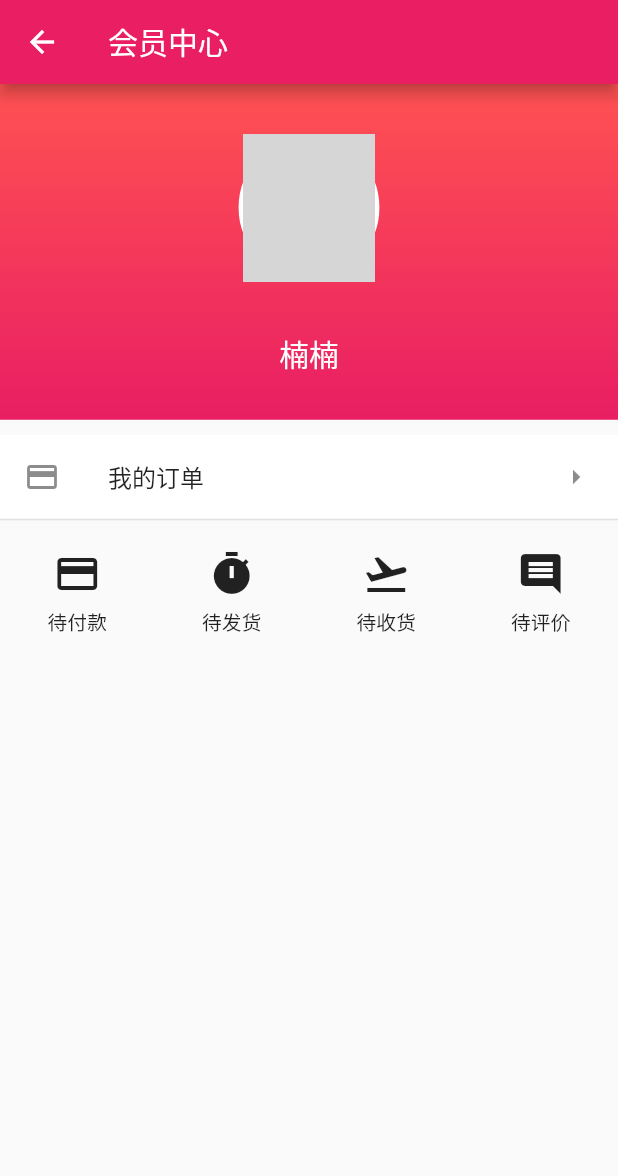
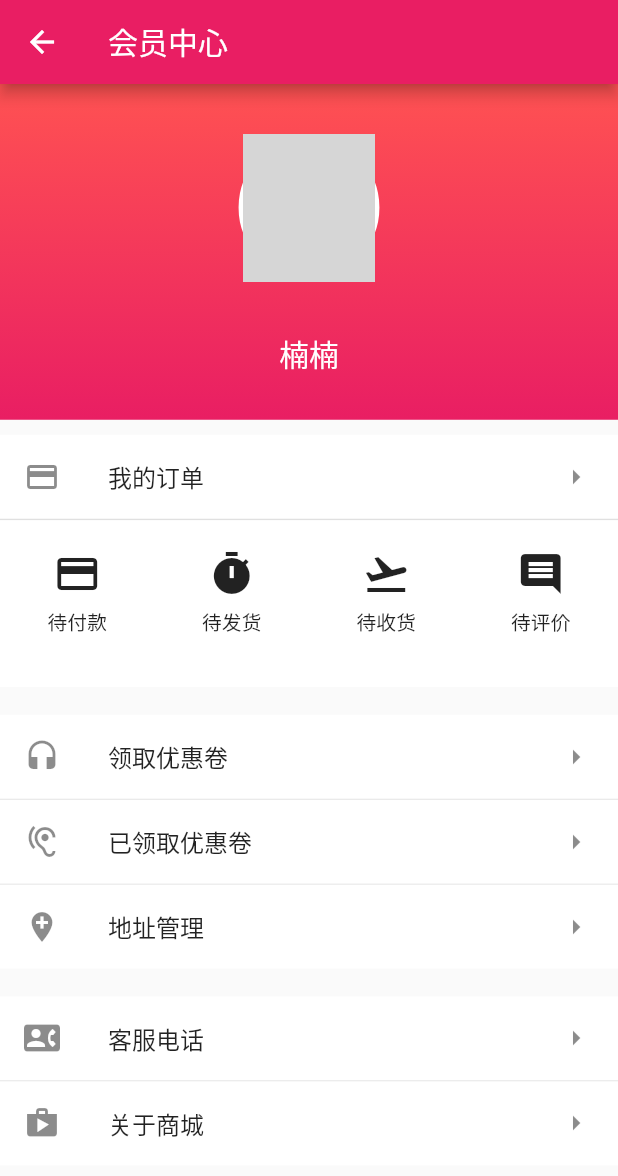
Before and after one commit to maoai-xianyu/flutter_shop_mall, a Flutter app: the MemberPage screen opened directly, on a phone screen of 412 x 824 dp. Shown: the top 1176 px of the screen. Run offline on Flutter 3.47's test engine with Material 2 defaults, Android fonts, the phone set to English and light mode, and no system bars; our stand-ins replace dio, fluro, flutter_easyrefresh, flutter_html, flutter_screenutil, flutter_swiper and 2 more; missing offline and left inert: provide; accounts and stored records are empty; network calls fail; statements that could not run were skipped; grey boxes are pictures that could not be loaded.

Commit message:
## 第66节:会员中心_编写ListTile的通用方法

```diff
--- a/lib/pages/member_page.dart
+++ b/lib/pages/member_page.dart
@@ -1,7 +1,9 @@
 import 'package:flutter/material.dart';
+import 'member_page/member_common_tap.dart';
 import 'member_page/member_header.dart';
 import 'member_page/order_detail.dart';
 import 'member_page/order_detail_tap.dart';
+import 'package:flutter_screenutil/flutter_screenutil.dart';
 
 class MemberPage extends StatelessWidget {
   @override
@@ -15,6 +17,35 @@ class MemberPage extends StatelessWidget {
           MemberHeader(),
           OrderDetail(),
           OrderDetailTap(),
+          SizedBox(
+            height: ScreenUtil().setHeight(30),
+          ),
+          MemberCommonTap(Icons.headset, '领取优惠卷', '', '1', false),
+          SizedBox(
+            height: ScreenUtil().setHeight(1),
+            child: Container(
+              color: Colors.black12,
+            ),
+          ),
+          MemberCommonTap(Icons.hearing, '已领取优惠卷', '', '2', false),
+          SizedBox(
+            height: ScreenUtil().setHeight(1),
+            child: Container(
+              color: Colors.black12,
+            ),
+          ),
+          MemberCommonTap(Icons.add_location, '地址管理', '', '3', false),
+          SizedBox(
+            height: ScreenUtil().setHeight(30),
+          ),
+          MemberCommonTap(Icons.contact_phone, '客服电话', '0392-8800315', '4', true),
+          SizedBox(
+            height: ScreenUtil().setHeight(1),
+            child: Container(
+              color: Colors.black12,
+            ),
+          ),
+          MemberCommonTap(Icons.shop, '关于商城', '', '5', false),
         ],
       ),
     );
--- /dev/null
+++ b/lib/pages/member_page/member_common_tap.dart
@@ -0,0 +1,42 @@
+import 'package:flutter/material.dart';
+
+class MemberCommonTap extends StatelessWidget {
+  final IconData icon;
+  final String title;
+  final String subTitle;
+  final String type;
+  final bool isShowSub;
+
+  MemberCommonTap(
+      this.icon, this.title, this.subTitle, this.type, this.isShowSub);
+
+  @override
+  Widget build(BuildContext context) {
+    return Container(
+      color: Colors.white,
+      child: ListTile(
+        onTap: () {
+          switch (type) {
+            case '1':
+              break;
+
+            case '2':
+              break;
+
+            case '3':
+              break;
+
+            case '4':
+              break;
+            default:
+              break;
+          }
+        },
+        leading: Icon(icon),
+        title: Text(title),
+        //subtitle: isShowSub ? Text(subTitle) : Text(''),
+        trailing: Icon(Icons.arrow_right),
+      ),
+    );
+  }
+}
--- a/lib/pages/member_page/order_detail_tap.dart
+++ b/lib/pages/member_page/order_detail_tap.dart
@@ -5,11 +5,12 @@ class OrderDetailTap extends StatelessWidget {
   @override
   Widget build(BuildContext context) {
     return Container(
+      color: Colors.white,
       padding: EdgeInsets.only(
         top: 20,
         bottom: 20,
       ),
-      height: ScreenUtil().setHeight(200),
+      height: ScreenUtil().setHeight(180),
       child: GridView.count(
         crossAxisCount: 4,
         children: <Widget>[
```
Also changed, not shown: 1 other file.
